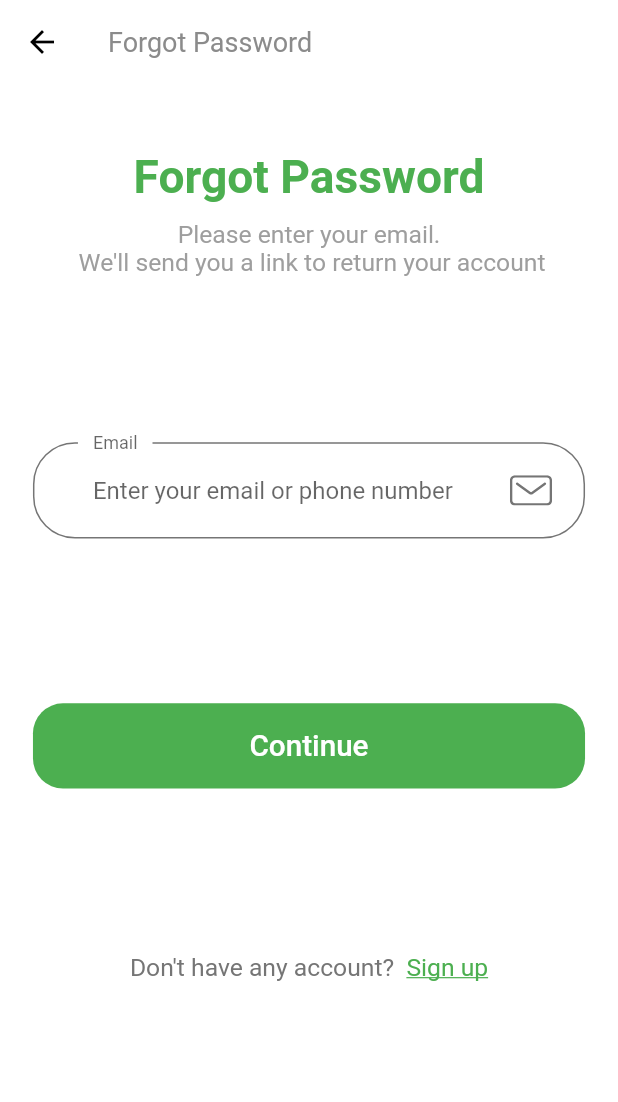
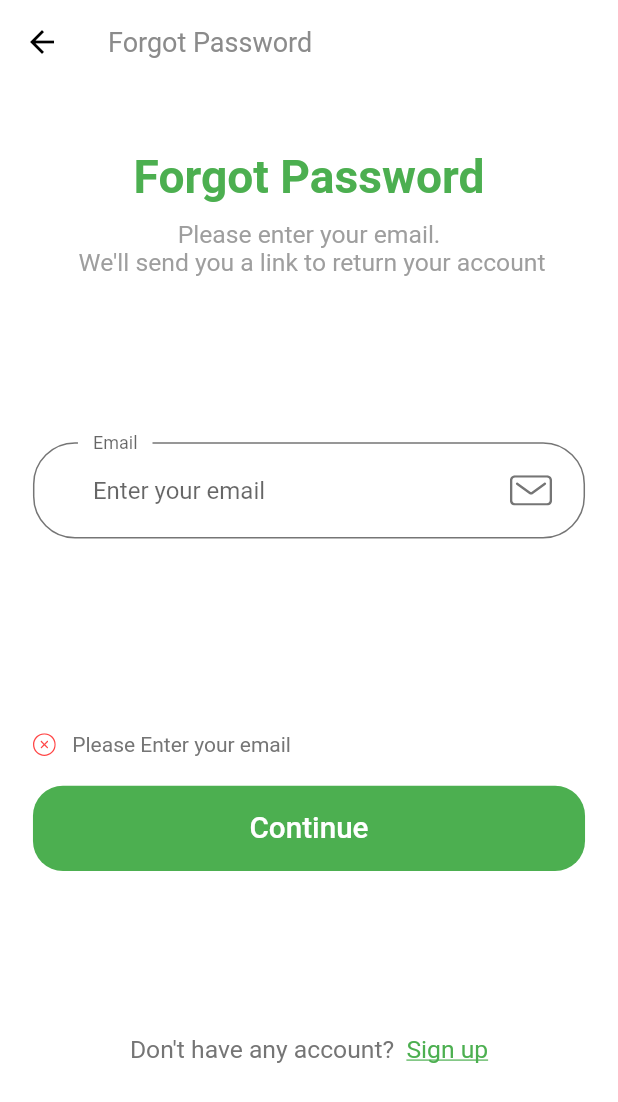
Before and after one commit to tranthuykieu/online-shopping, a Flutter app: the ForgotPasswordScreen screen opened by its route, after a tap on "Continue", on a phone screen of 412 x 824 dp. Shown: the top 1102 px of the screen. Run offline on Flutter 3.47's test engine with Material 2 defaults, Android fonts, the phone set to English and light mode, and no system bars; our stand-ins replace flutter_svg; Roboto replaces fonts that are missing (Muli).

Commit message:
login successful screen

```diff
--- a/lib/components/default_button.dart
+++ b/lib/components/default_button.dart
@@ -26,7 +26,9 @@ class DefaultButton extends StatelessWidget {
         child: Text(
           text,
           style: TextStyle(
-              fontSize: getProportionateScreenWidth(18), color: Colors.white),
+            fontSize: getProportionateScreenWidth(18),
+            color: Colors.white,
+          ),
         ),
       ),
     );
--- a/lib/routs.dart
+++ b/lib/routs.dart
@@ -1,5 +1,6 @@
 import 'package:flutter/material.dart';
 import 'package:pororo/screens/forgot_password/forgot_password_screen.dart';
+import 'package:pororo/screens/login_success/login_success_screen.dart';
 import 'package:pororo/screens/sign_in/sign_in_screen.dart';
 import 'package:pororo/screens/sign_up/sign_up_screen.dart';
 import 'package:pororo/screens/splash/splash_screen.dart';
@@ -11,4 +12,5 @@ final Map<String, WidgetBuilder> routes = {
   SignInScreen.routeName: (context) => SignInScreen(),
   ForgotPasswordScreen.routeName: (context) => ForgotPasswordScreen(),
   SignUpScreen.routeName: (context) => SignUpScreen(),
+  LoginSuccessScreen.routeName: (context) => LoginSuccessScreen(),
 };
--- a/lib/screens/forgot_password/components/body.dart
+++ b/lib/screens/forgot_password/components/body.dart
@@ -50,11 +50,13 @@ class ForgotPassForm extends StatefulWidget {
 }
 
 class _ForgotPassFormState extends State<ForgotPassForm> {
+  final _formKey = GlobalKey<FormState>();
   List<String> errors = [];
   String email;
   @override
   Widget build(BuildContext context) {
     return Form(
+      key: _formKey,
       child: Column(
         children: [
           SizedBox(height: getProportionateScreenWidth(100)),
@@ -87,7 +89,7 @@ class _ForgotPassFormState extends State<ForgotPassForm> {
             // for decor
             decoration: InputDecoration(
               labelText: "Email",
-              hintText: "Enter your email or phone number",
+              hintText: "Enter your email",
               floatingLabelBehavior: FloatingLabelBehavior.always,
               suffixIcon: CustomSuffixIcon(svgIcon: 'assets/icons/Mail.svg'),
             ),
@@ -96,7 +98,11 @@ class _ForgotPassFormState extends State<ForgotPassForm> {
           FormError(errors: errors),
           DefaultButton(
             text: "Continue",
-            press: () {},
+            press: () {
+              if (_formKey.currentState.validate()) {
+                // hihi
+              }
+            },
           ),
           SizedBox(height: getProportionateScreenWidth(100)),
           NoAccountText(),
```
Also changed, not shown: lib/screens/login_success/components/body.dart (added, +30 -0 lines), lib/screens/login_success/login_success_screen.dart (added, +17 -0 lines), lib/screens/sign_in/sign_form.dart (+9 -1 lines), assets/images/smile.png (added).
